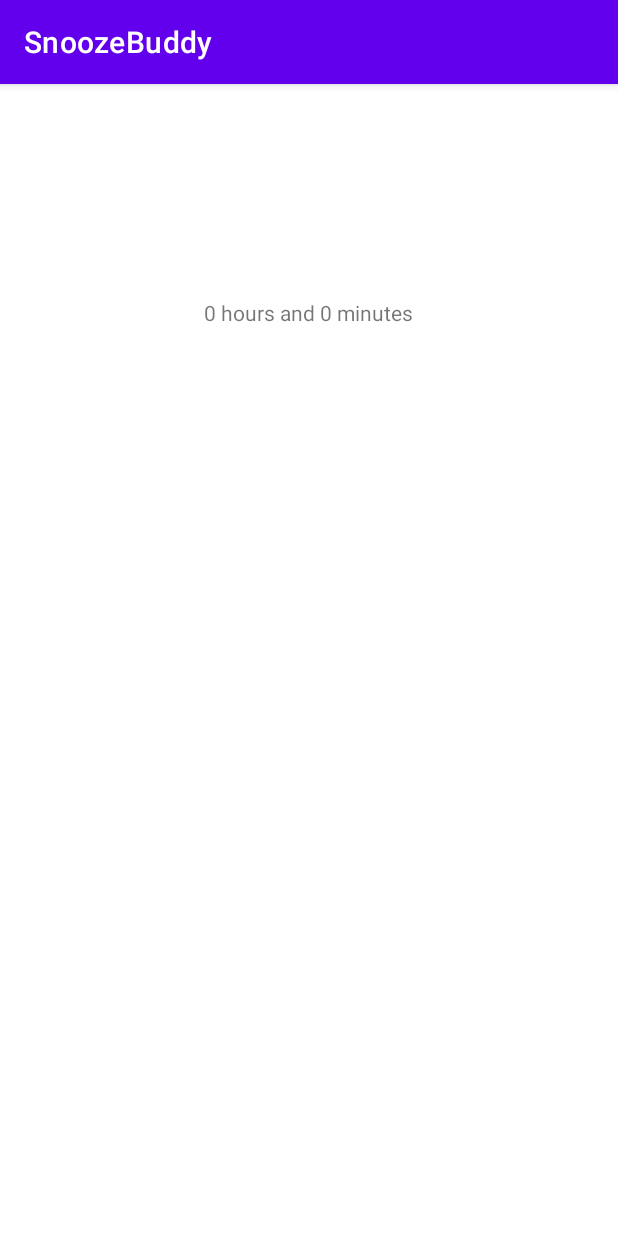
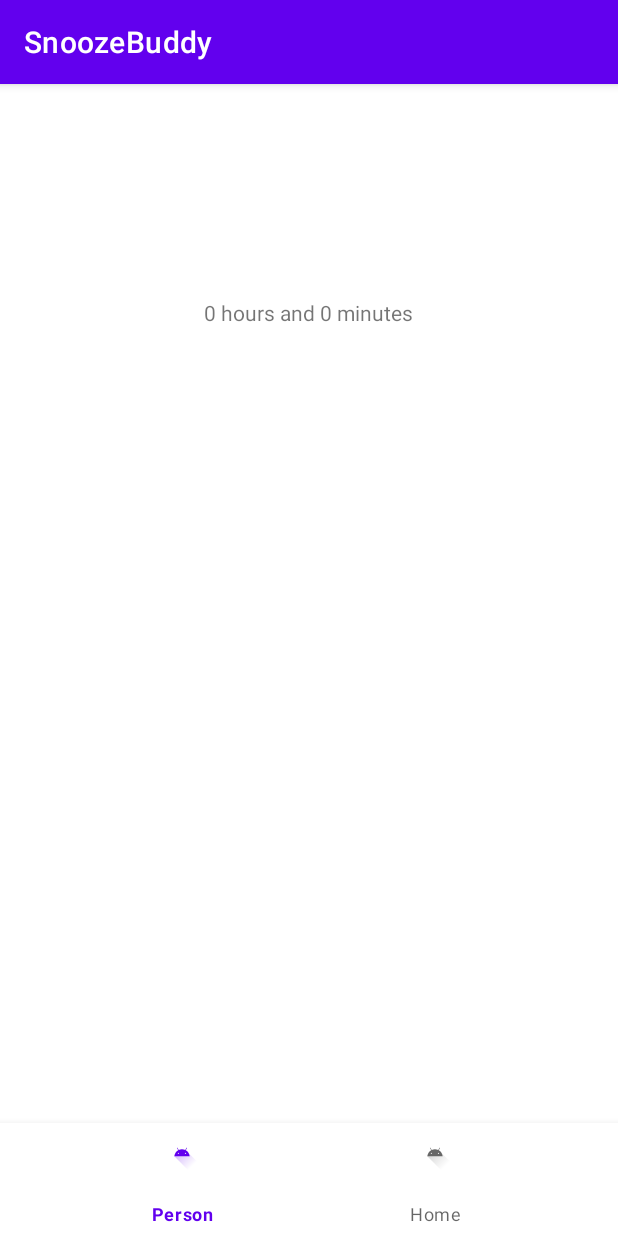
Before and after one commit to LassilaJoni/SnoozeBuddy, an Android app: the DetailsActivity screen opened directly, with no data from a screen before it, on a phone screen of 412 x 824 dp. Run offline under Robolectric (Android 15) with nearby library versions, the phone set to English and light mode, and no system bars; 1 statement that could not run was skipped.

Commit message:
Added bottomNavigationView to all activities.

```diff
--- a/app/src/main/java/fi/jonilassila/snoozebuddy/DatabaseHelper.java
+++ b/app/src/main/java/fi/jonilassila/snoozebuddy/DatabaseHelper.java
@@ -11,12 +11,12 @@ import android.util.Log;
 public class DatabaseHelper extends SQLiteOpenHelper {
     private static final String TAG = "DatabaseHelper";
 
-    private static final String TABLE_NAME = "people_table";
-    private static final String COL1 = "ID";
-    private static final String COL2 = "sleepName";
-    private static final String COL3 = "sleepDescription";
-    private static final String COL4 = "sleepDurationMinutes";
-    private static final String COL5 = "sleepDurationHours";
+    public static final String TABLE_NAME = "people_table";
+    public static final String COL1 = "ID";
+    public static final String COL2 = "sleepName";
+    public static final String COL3 = "sleepDescription";
+    public static final String COL4 = "sleepDurationMinutes";
+    public static final String COL5 = "sleepDurationHours";
 
 
     public DatabaseHelper(Context context) {
@@ -67,10 +67,4 @@ public class DatabaseHelper extends SQLiteOpenHelper {
         return data;
 
     }
-    public Cursor getName() {
-        SQLiteDatabase db = this.getReadableDatabase();
-        //SELECT id, msg, date FROM messages WHERE id = ?"
-        Cursor dataName = db.rawQuery("SELECT " + COL2 + " FROM " + TABLE_NAME ,null);
-        return dataName;
-    }
 }
--- a/app/src/main/java/fi/jonilassila/snoozebuddy/MainActivity.java
+++ b/app/src/main/java/fi/jonilassila/snoozebuddy/MainActivity.java
@@ -132,8 +132,6 @@ public class MainActivity extends AppCompatActivity {
                 AddData(newEntry, newEntry2, sleepMinutes, sleepHours);
                 sleepname.setText("");
                 sleepDescription.setText("");
-
-
             }
         });
     }
--- a/app/src/main/res/layout/details_layout.xml
+++ b/app/src/main/res/layout/details_layout.xml
@@ -37,4 +37,14 @@
         app:layout_constraintHorizontal_bias="0.498"
         app:layout_constraintStart_toStartOf="parent"
         app:layout_constraintTop_toBottomOf="@+id/txtDescription" />
+
+    <com.google.android.material.bottomnavigation.BottomNavigationView
+        android:id="@+id/bottomNavigationView"
+        android:layout_width="match_parent"
+        android:layout_height="75dp"
+        app:layout_constraintBottom_toBottomOf="parent"
+        app:layout_constraintEnd_toEndOf="parent"
+        app:layout_constraintHorizontal_bias="0.5"
+        app:layout_constraintStart_toStartOf="parent"
+        app:menu="@menu/bottom_nav_menu"/>
 </androidx.constraintlayout.widget.ConstraintLayout>
```
Also changed, not shown: app/src/main/res/layout/activity_list.xml (added, +21 -0 lines), app/src/main/res/layout/list_layout.xml (+15 -2 lines).
